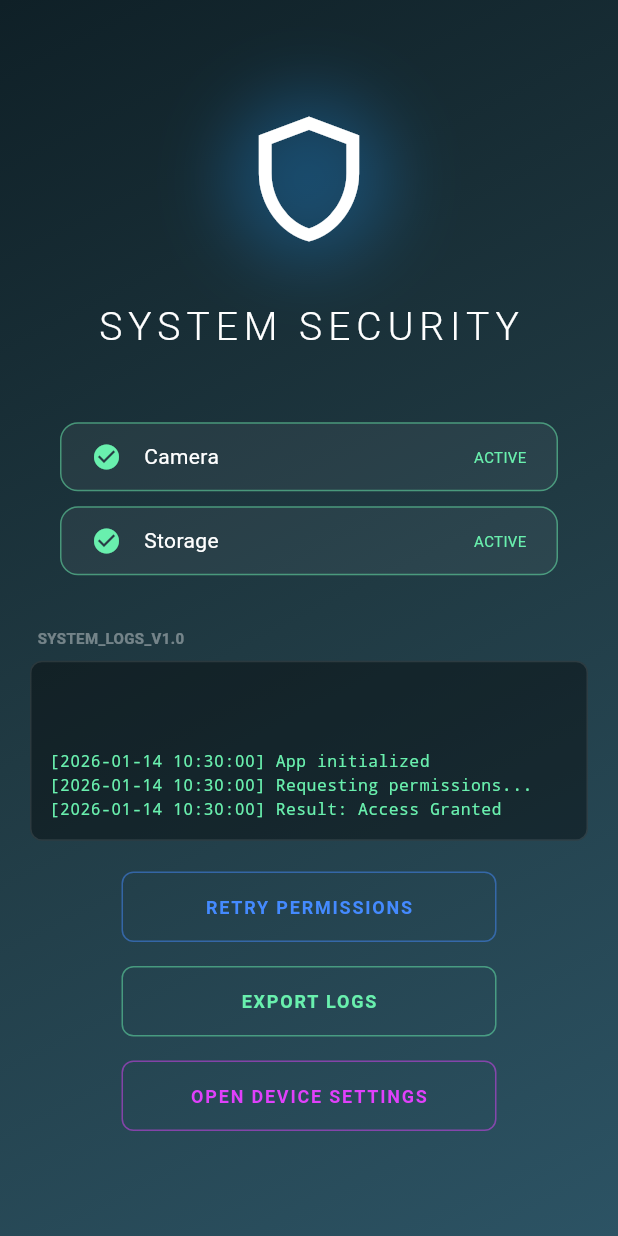
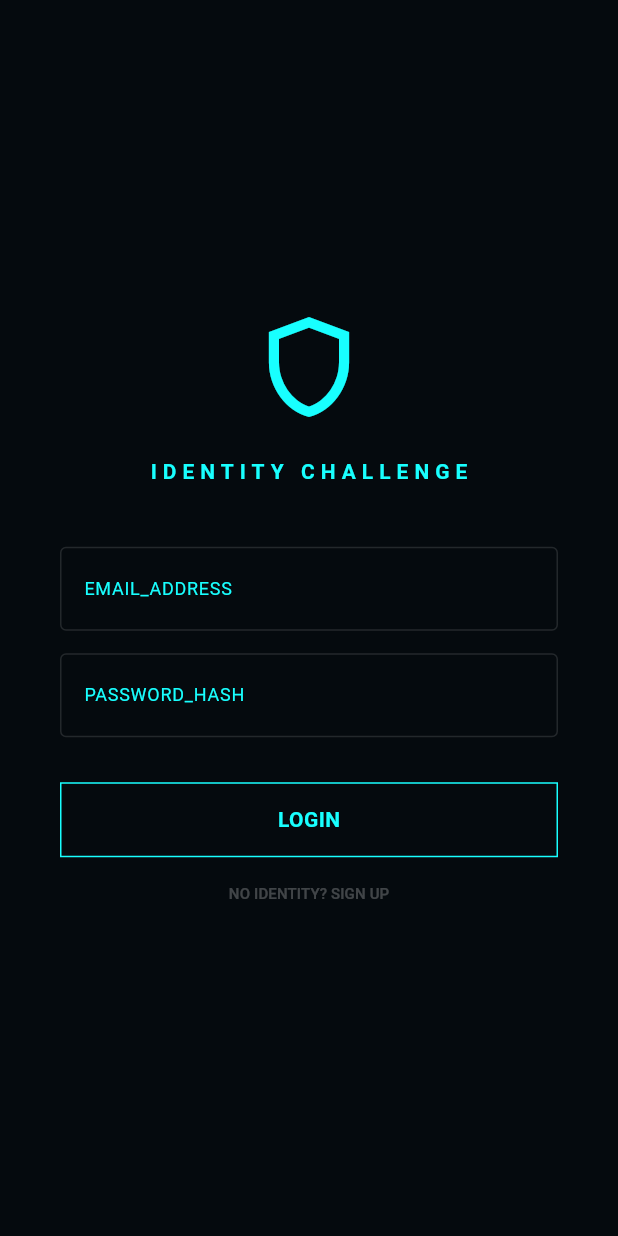
Before and after one commit to BOOPATB/cyberlog, a Flutter app: the screen it shows after launch, on a phone screen of 412 x 824 dp. Run offline on Flutter 3.47's test engine with Material 3 defaults, Android fonts, the light colour scheme and no system bars; our stand-ins replace cloud_firestore, device_info_plus, firebase_auth, firebase_core, shared_preferences; accounts and stored records are empty.

Commit message:
Fix: JVM version mismatch and Firestore subcollection sync

```diff
--- /dev/null
+++ b/devtools_options.yaml
@@ -0,0 +1,3 @@
+description: This file stores settings for Dart & Flutter DevTools.
+documentation: https://docs.flutter.dev/tools/devtools/extensions#configure-extension-enablement-states
+extensions:
--- a/lib/main.dart
+++ b/lib/main.dart
@@ -1,42 +1,149 @@
-import 'dart:io';
 import 'package:flutter/material.dart';
-import 'package:permission_handler/permission_handler.dart';
-import 'package:path_provider/path_provider.dart';
-// Ensure this file exists in your lib/ folder
-import 'settings_page.dart';
+import 'package:firebase_auth/firebase_auth.dart';
+import 'package:firebase_core/firebase_core.dart';
+import 'package:cloud_firestore/cloud_firestore.dart';
+import 'package:shared_preferences/shared_preferences.dart';
+import 'firebase_options.dart';
 
-void main() {
-  // 1. Crucial for Xiaomi/Android stability to prevent engine crashes
+void main() async {
   WidgetsFlutterBinding.ensureInitialized();
+  try {
+    await Firebase.initializeApp(options: DefaultFirebaseOptions.currentPlatform);
+  } catch (e) {
+    debugPrint("Firebase Init Error: $e");
+  }
 
-  runApp(const MaterialApp(
+  final prefs = await SharedPreferences.getInstance();
+  final bool isLoggedIn = prefs.getBool('isLoggedIn') ?? false;
+
+  runApp(MaterialApp(
     debugShowCheckedModeBanner: false,
-    home: ModernPermApp(),
+    theme: ThemeData.dark().copyWith(
+      scaffoldBackgroundColor: const Color(0xFF050A0E),
+      primaryColor: Colors.cyanAccent,
+    ),
+    home: isLoggedIn ? const ModernPermApp() : const LoginScreen(),
   ));
 }
 
-class BlackboxLogger {
-  List<String> logs = [];
-
-  void addEvent(String event) {
-    final timestamp = DateTime.now().toString().split('.').first;
-    logs.add("[$timestamp] $event");
+// --- LOGIN SCREEN ---
+class LoginScreen extends StatefulWidget {
+  const LoginScreen({super.key});
+  @override
+  State<LoginScreen> createState() => _LoginScreenState();
 }
 
-  Future<String> exportLogs() async {
+class _LoginScreenState extends State<LoginScreen> {
+  final TextEditingController _emailController = TextEditingController();
+  final TextEditingController _passwordController = TextEditingController();
+  bool _isSignUp = false;
+  bool _isLoading = false;
+
+  Future<void> _authenticate() async {
+    if (_emailController.text.isEmpty || _passwordController.text.isEmpty) {
+      ScaffoldMessenger.of(context).showSnackBar(
+        const SnackBar(content: Text("FIELDS REQUIRED"), backgroundColor: Colors.orange),
+      );
+      return;
+    }
+
+    setState(() => _isLoading = true);
     try {
-      // Use getApplicationDocumentsDirectory for better Android 13+ compatibility
-      final directory = await getApplicationDocumentsDirectory();
-      final file = File('${directory.path}/system_log.txt');
-      String content = logs.join('\n');
-      await file.writeAsString(content);
-      return "Log saved: ${file.path}";
+      // Login/Signup with a 10-second timeout to prevent infinite loading
+      if (_isSignUp) {
+        await FirebaseAuth.instance.createUserWithEmailAndPassword(
+          email: _emailController.text.trim(),
+          password: _passwordController.text.trim(),
+        ).timeout(const Duration(seconds: 10));
+      } else {
+        await FirebaseAuth.instance.signInWithEmailAndPassword(
+          email: _emailController.text.trim(),
+          password: _passwordController.text.trim(),
+        ).timeout(const Duration(seconds: 10));
+      }
     } catch (e) {
-      return "Export failed: $e";
+      debugPrint("Auth Step Caught: $e");
+    } finally {
+      // SUCCESS CHECK: If the server says we are logged in, move forward
+      final user = FirebaseAuth.instance.currentUser;
+      if (user != null) {
+        final prefs = await SharedPreferences.getInstance();
+        await prefs.setBool('isLoggedIn', true);
+
+        if (mounted) {
+          Navigator.pushReplacement(
+              context, MaterialPageRoute(builder: (context) => const ModernPermApp()));
+        }
+      } else {
+        if (mounted) {
+          setState(() => _isLoading = false);
+          ScaffoldMessenger.of(context).showSnackBar(
+            const SnackBar(content: Text("AUTH FAILED: CHECK CONNECTION OR DATABASE"), backgroundColor: Colors.redAccent),
+          );
+        }
       }
     }
   }
 
+  @override
+  Widget build(BuildContext context) {
+    return Scaffold(
+      body: Center(
+        child: SingleChildScrollView(
+          padding: const EdgeInsets.symmetric(horizontal: 40),
+          child: Column(
+            children: [
+              const Icon(Icons.shield_outlined, size: 80, color: Colors.cyanAccent),
+              const SizedBox(height: 20),
+              Text(_isSignUp ? "CREATE IDENTITY" : "IDENTITY CHALLENGE",
+                  style: const TextStyle(color: Colors.cyanAccent, letterSpacing: 4, fontWeight: FontWeight.bold)),
+              const SizedBox(height: 40),
+              _buildField(_emailController, "EMAIL_ADDRESS", false),
+              const SizedBox(height: 15),
+              _buildField(_passwordController, "PASSWORD_HASH", true),
+              const SizedBox(height: 30),
+              _isLoading
+                  ? const CircularProgressIndicator(color: Colors.cyanAccent)
+                  : _buildButton(_isSignUp ? "REGISTER" : "LOGIN", _authenticate),
+              TextButton(
+                onPressed: () => setState(() => _isSignUp = !_isSignUp),
+                child: Text(_isSignUp ? "ALREADY REGISTERED? LOG IN" : "NO IDENTITY? SIGN UP",
+                    style: const TextStyle(color: Colors.white24, fontSize: 10)),
+              ),
+            ],
+          ),
+        ),
+      ),
+    );
+  }
+
+  Widget _buildField(TextEditingController controller, String label, bool obscure) {
+    return TextField(
+      controller: controller,
+      obscureText: obscure,
+      style: const TextStyle(color: Colors.white, fontFamily: 'monospace'),
+      decoration: InputDecoration(
+        labelText: label,
+        labelStyle: const TextStyle(color: Colors.cyanAccent, fontSize: 12),
+        enabledBorder: const OutlineInputBorder(borderSide: BorderSide(color: Colors.white12)),
+        focusedBorder: const OutlineInputBorder(borderSide: BorderSide(color: Colors.cyanAccent)),
+      ),
+    );
+  }
+
+  Widget _buildButton(String text, VoidCallback tap) {
+    return InkWell(
+      onTap: tap,
+      child: Container(
+        width: double.infinity, height: 50,
+        decoration: BoxDecoration(border: Border.all(color: Colors.cyanAccent)),
+        child: Center(child: Text(text, style: const TextStyle(color: Colors.cyanAccent, fontWeight: FontWeight.bold))),
+      ),
+    );
+  }
+}
+
+// --- DASHBOARD SCREEN ---
 class ModernPermApp extends StatefulWidget {
   const ModernPermApp({super.key});
   @override
@@ -44,194 +151,110 @@ class ModernPermApp extends StatefulWidget {
 }
 
 class _ModernPermAppState extends State<ModernPermApp> {
-  final BlackboxLogger myLogger = BlackboxLogger();
-  bool _isLoading = true;
-  Map<String, bool> _permissionStatus = {};
+  final TextEditingController _noteController = TextEditingController();
+  // Get current user UID for data isolation
+  final String? uid = FirebaseAuth.instance.currentUser?.uid;
 
-  @override
-  void initState() {
-    super.initState();
-    myLogger.addEvent("App initialized");
-    // Small delay ensures the UI is ready before the permission popup appears
-    Future.delayed(Duration.zero, () => _requestAllPermissions());
-  }
-
-  Future<void> _requestAllPermissions() async {
-    myLogger.addEvent("Requesting permissions...");
-    if (mounted) setState(() => _isLoading = true);
-
-    // Requesting Camera and Storage
-    Map<Permission, PermissionStatus> statuses = await [
-      Permission.camera,
-      Permission.storage,
-    ].request();
-
-    if (mounted) {
-      setState(() {
-        _permissionStatus = {
-          'Camera': statuses[Permission.camera]!.isGranted,
-          'Storage': statuses[Permission.storage]!.isGranted,
-        };
-        _isLoading = false;
+  Future<void> _addNote(String content) async {
+    if (uid == null || content.isEmpty) return;
+    try {
+      await FirebaseFirestore.instance
+          .collection('users')
+          .doc(uid)
+          .collection('notes')
+          .add({
+        'content': content,
+        'timestamp': FieldValue.serverTimestamp(),
+        'time_label': DateTime.now().toString().substring(11, 16),
       });
-    }
-
-    final isAllGranted = _permissionStatus.values.every((granted) => granted);
-    myLogger.addEvent("Result: ${isAllGranted ? 'Access Granted' : 'Access Denied'}");
-
-    if (isAllGranted) {
-      _showFeedback("All Systems Optimized", Colors.greenAccent);
-    } else {
-      _showFeedback("Permissions Required", Colors.orangeAccent);
-    }
-  }
-
-  void _showFeedback(String msg, Color color) {
-    if (!mounted) return;
+      _noteController.clear();
+    } catch (e) {
       ScaffoldMessenger.of(context).showSnackBar(
-      SnackBar(
-        content: Text(msg),
-        backgroundColor: color,
-        behavior: SnackBarBehavior.floating,
-      ),
+        SnackBar(content: Text("SYNC ERROR: $e"), backgroundColor: Colors.red),
       );
     }
-
-  void _goToSettings() {
-    myLogger.addEvent("Navigating to Settings");
-    // Direct navigation is safer than named routes to avoid black screens
-    Navigator.push(
-      context,
-      MaterialPageRoute(builder: (context) => const SettingsPage()),
-    );
-  }
-
-  Future<void> _exportLogs() async {
-    myLogger.addEvent("Exporting data...");
-    String result = await myLogger.exportLogs();
-    _showFeedback(result, Colors.blue);
   }
 
   @override
   Widget build(BuildContext context) {
     return Scaffold(
-      body: Container(
-        decoration: const BoxDecoration(
-          gradient: LinearGradient(
-            colors: [Color(0xFF0F2027), Color(0xFF203A43), Color(0xFF2C5364)],
-            begin: Alignment.topLeft,
-            end: Alignment.bottomRight,
-          ),
-        ),
-        child: Center(
-          child: _isLoading
-              ? const CircularProgressIndicator(color: Colors.white)
-              : SingleChildScrollView(
-            child: Column(
-              mainAxisAlignment: MainAxisAlignment.center,
-              children: [
-                _buildHeaderIcon(),
-                const SizedBox(height: 30),
-                const Text("SYSTEM SECURITY",
-                    style: TextStyle(color: Colors.white, fontSize: 26, fontWeight: FontWeight.w300, letterSpacing: 4)),
-                const SizedBox(height: 40),
-
-                // Status Display
-                ..._permissionStatus.entries.map((entry) => _buildStatusTile(entry.key, entry.value)),
-
-                const SizedBox(height: 30),
-                _buildLogTerminal(),
-                const SizedBox(height: 20),
-
-                // Actions
-                _buildButton("RETRY PERMISSIONS", Colors.blueAccent, _requestAllPermissions),
-                const SizedBox(height: 15),
-                _buildButton("EXPORT LOGS", Colors.greenAccent, _exportLogs),
-                const SizedBox(height: 15),
-                if (_permissionStatus.values.every((v) => v))
-                  _buildButton("OPEN DEVICE SETTINGS", Colors.purpleAccent, _goToSettings),
+      appBar: AppBar(
+        title: const Text("CYBER_LOG: SYNC_READY", style: TextStyle(color: Colors.greenAccent, fontSize: 12, fontFamily: 'monospace')),
+        backgroundColor: Colors.transparent,
+        actions: [
+          IconButton(
+            icon: const Icon(Icons.power_settings_new, color: Colors.redAccent),
+            onPressed: () async {
+              final prefs = await SharedPreferences.getInstance();
+              await prefs.setBool('isLoggedIn', false);
+              await FirebaseAuth.instance.signOut();
+              if (mounted) Navigator.pushReplacement(context, MaterialPageRoute(builder: (context) => const LoginScreen()));
+            },
+          )
         ],
       ),
+      body: Padding(
+        padding: const EdgeInsets.all(20),
+        child: Column(
+          children: [
+            TextField(
+              controller: _noteController,
+              decoration: const InputDecoration(
+                hintText: "> ENTRY_DATA...",
+                suffixIcon: Icon(Icons.cloud_upload, color: Colors.cyanAccent),
+                border: OutlineInputBorder(),
               ),
+              onSubmitted: _addNote,
+            ),
+            const SizedBox(height: 20),
+            Expanded(
+              child: StreamBuilder<QuerySnapshot>(
+                stream: FirebaseFirestore.instance
+                    .collection('users')
+                    .doc(uid)
+                    .collection('notes')
+                    .orderBy('timestamp', descending: true)
+                    .snapshots(),
+                builder: (context, snapshot) {
+                  // Handle Error States (Permissions/Network)
+                  if (snapshot.hasError) {
+                    return Center(child: Text("ERROR: CHECK FIRESTORE RULES", style: const TextStyle(color: Colors.redAccent)));
+                  }
+
+                  // Handle Loading State
+                  if (snapshot.connectionState == ConnectionState.waiting) {
+                    return const Center(child: CircularProgressIndicator(color: Colors.cyanAccent));
+                  }
+
+                  // Handle Empty State
+                  if (!snapshot.hasData || snapshot.data!.docs.isEmpty) {
+                    return const Center(child: Text("NO DATA FOUND IN CLOUD", style: TextStyle(color: Colors.white24)));
+                  }
+
+                  return ListView.builder(
+                    itemCount: snapshot.data!.docs.length,
+                    itemBuilder: (context, index) {
+                      var doc = snapshot.data!.docs[index];
+                      var data = doc.data() as Map<String, dynamic>;
+
+                      return Card(
+                        color: Colors.white.withOpacity(0.05),
+                        child: ListTile(
+                          title: Text(data['content'] ?? "EMPTY", style: const TextStyle(color: Colors.white)),
+                          subtitle: Text("ID: ${doc.id.substring(0, 5)}... | ${data['time_label'] ?? ''}",
+                              style: const TextStyle(color: Colors.white24, fontSize: 10)),
+                          trailing: IconButton(
+                            icon: const Icon(Icons.delete_sweep, color: Colors.redAccent, size: 18),
+                            onPressed: () => doc.reference.delete(),
                           ),
                         ),
                       );
-  }
-
-  Widget _buildHeaderIcon() {
-    return Container(
-      decoration: BoxDecoration(
-        shape: BoxShape.circle,
-        boxShadow: [BoxShadow(color: Colors.blue.withOpacity(0.3), blurRadius: 40, spreadRadius: 5)],
-      ),
-      child: const Icon(Icons.shield_outlined, size: 100, color: Colors.white),
+                    },
                   );
-  }
-
-  Widget _buildStatusTile(String label, bool isGranted) {
-    return Container(
-      margin: const EdgeInsets.symmetric(vertical: 5, horizontal: 40),
-      padding: const EdgeInsets.symmetric(vertical: 12, horizontal: 20),
-      decoration: BoxDecoration(
-        color: Colors.white.withOpacity(0.05),
-        borderRadius: BorderRadius.circular(12),
-        border: Border.all(color: isGranted ? Colors.greenAccent.withOpacity(0.5) : Colors.redAccent.withOpacity(0.5)),
-      ),
-      child: Row(
-        children: [
-          Icon(isGranted ? Icons.check_circle : Icons.cancel, color: isGranted ? Colors.greenAccent : Colors.redAccent, size: 20),
-          const SizedBox(width: 15),
-          Text(label, style: const TextStyle(color: Colors.white, fontWeight: FontWeight.w400)),
-          const Spacer(),
-          Text(isGranted ? "ACTIVE" : "OFFLINE", style: TextStyle(color: isGranted ? Colors.greenAccent : Colors.redAccent, fontSize: 10)),
-        ],
-      ),
-    );
-  }
-
-  Widget _buildLogTerminal() {
-    return Column(
-      crossAxisAlignment: CrossAxisAlignment.start,
-      children: [
-        const Padding(
-          padding: EdgeInsets.only(left: 25, bottom: 8),
-          child: Text("SYSTEM_LOGS_V1.0", style: TextStyle(color: Colors.white38, fontSize: 10, fontWeight: FontWeight.bold)),
-        ),
-        Container(
-          height: 120,
-          width: double.infinity,
-          margin: const EdgeInsets.symmetric(horizontal: 20),
-          padding: const EdgeInsets.all(12),
-          decoration: BoxDecoration(
-            color: Colors.black.withOpacity(0.4),
-            borderRadius: BorderRadius.circular(8),
-            border: Border.all(color: Colors.white10),
-          ),
-          child: SingleChildScrollView(
-            reverse: true,
-            child: Text(
-              myLogger.logs.isEmpty ? "> Initializing..." : myLogger.logs.join('\n'),
-              style: const TextStyle(color: Colors.greenAccent, fontFamily: 'monospace', fontSize: 11),
-            ),
+                },
               ),
             ),
           ],
-    );
-  }
-
-  Widget _buildButton(String text, Color color, VoidCallback onTap) {
-    return Padding(
-      padding: const EdgeInsets.symmetric(horizontal: 20),
-      child: SizedBox(
-        width: 250,
-        child: OutlinedButton(
-          onPressed: onTap,
-          style: OutlinedButton.styleFrom(
-            side: BorderSide(color: color.withOpacity(0.5)),
-            shape: RoundedRectangleBorder(borderRadius: BorderRadius.circular(8)),
-            padding: const EdgeInsets.symmetric(vertical: 15),
-          ),
-          child: Text(text, style: TextStyle(color: color, fontSize: 12, fontWeight: FontWeight.bold, letterSpacing: 1.2)),
         ),
       ),
     );
--- a/lib/settings_page.dart
+++ b/lib/settings_page.dart
@@ -1,6 +1,6 @@
 import 'dart:io';
 import 'package:flutter/material.dart';
-import 'package:flutter/services.dart'; // For ensureInitialized
+// For ensureInitialized
 import 'package:device_info_plus/device_info_plus.dart';
 
 class SettingsPage extends StatefulWidget {
--- a/pubspec.yaml
+++ b/pubspec.yaml
@@ -41,6 +41,12 @@ dependencies:
   permission_handler: ^12.0.1
   device_info_plus: ^12.3.0
   path_provider: ^2.1.5
+  firebase_core: ^3.10.1
+  firebase_auth: ^5.4.4
+  cloud_firestore: ^5.6.2
+  sqflite: ^2.3.3+1
+  path: ^1.9.0
+  shared_preferences: ^2.2.2
 
 
 dev_dependencies:
```
Also changed, not shown: firebase.json (added), lib/firebase_options.dart (added), pubspec.lock, 8 other files. Lines whose indentation alone changed are shown as unchanged.
